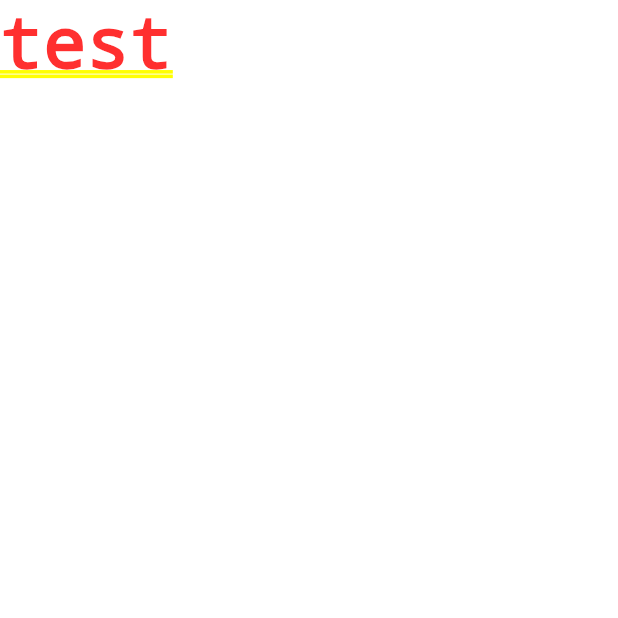
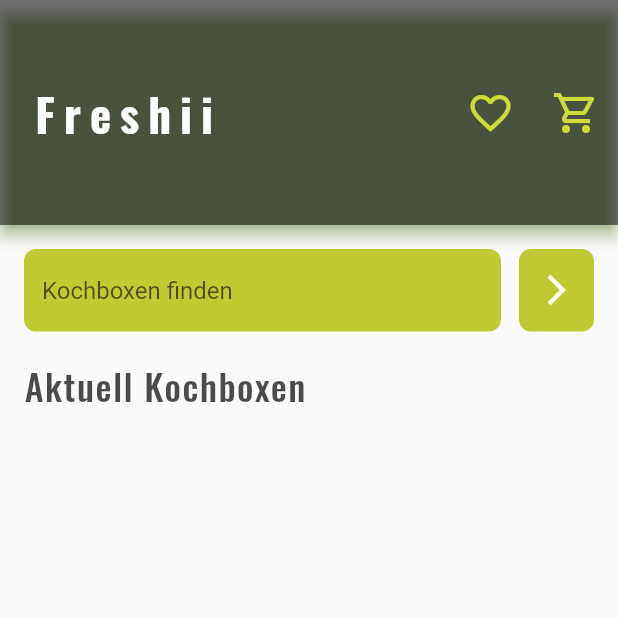
Before and after one commit to amd-afa/E-Commerce-Restaurant-App, a Flutter app: the screen it shows after launch, on a phone screen of 412 x 824 dp, the top half of it. Run offline on Flutter 3.47's test engine with Material 2 defaults, Android fonts, the phone set to English and light mode, and no system bars; our stand-ins replace auto_route, cloud_firestore, firebase_core, get_it, google_fonts; accounts and stored records are empty.

```diff
--- a/e_commerce_restaurant/lib/main.dart
+++ b/e_commerce_restaurant/lib/main.dart
@@ -1,23 +1,9 @@
+import 'package:e_commerce_restaurant/resturant_app.dart';
 import 'package:e_commerce_restaurant/services/firebase_services.dart';
 import 'package:flutter/material.dart';
 
 main() async {
+  WidgetsFlutterBinding.ensureInitialized();
   await initServices();
-  runApp(const MyApp());
+  runApp(const ResturantApp());
 }
-
-class MyApp extends StatelessWidget {
-  const MyApp({super.key});
-
-  // This widget is the root of your application.
-  @override
-  Widget build(BuildContext context) {
-    return MaterialApp(
-      title: 'Flutter Demo',
-      //color: Colors.blue,
-      home: Container(
-        child: Text('test'),
-      ),
-    );
-  }
-}
--- /dev/null
+++ b/e_commerce_restaurant/lib/resturant_app.dart
@@ -0,0 +1,45 @@
+import 'package:e_commerce_restaurant/utilities/text_style.dart';
+import 'package:flutter/material.dart';
+
+import 'router/app_router.dart';
+
+class ResturantApp extends StatefulWidget {
+  const ResturantApp({Key? key}) : super(key: key);
+
+  @override
+  State<ResturantApp> createState() => _ResturantAppState();
+}
+
+class _ResturantAppState extends State<ResturantApp> {
+  final _appRouter = AppRouter();
+
+  @override
+  Widget build(BuildContext context) {
+    return MaterialApp.router(
+      color: Colors.lightGreen,
+      theme: appTheme(),
+      debugShowCheckedModeBanner: false,
+      title: 'Resturant App',
+      routerDelegate: _appRouter.delegate(),
+      routeInformationParser: _appRouter.defaultRouteParser(),
+      // home: const HomeScreen(),
+    );
+  }
+
+  ThemeData appTheme() {
+    return ThemeData(
+      brightness: Brightness.light,
+      appBarTheme: AppBarTheme(
+        toolbarHeight: 150,
+        titleTextStyle: headLine1,
+        titleSpacing: 4.5,
+        shadowColor: Colors.lightGreen,
+        backgroundColor: Colors.black54,
+        actionsIconTheme: IconThemeData(
+          color: Colors.lime.shade500,
+          size: 32,
+        ),
+      ),
+    );
+  }
+}
--- /dev/null
+++ b/e_commerce_restaurant/lib/screens/home/components/body.dart
@@ -0,0 +1,79 @@
+import 'package:e_commerce_restaurant/utilities/text_style.dart';
+import 'package:flutter/material.dart';
+
+class HomeBody extends StatefulWidget {
+  const HomeBody({Key? key}) : super(key: key);
+
+  @override
+  State<HomeBody> createState() => _HomeBodyState();
+}
+
+class _HomeBodyState extends State<HomeBody> {
+  @override
+  Widget build(BuildContext context) {
+    return Padding(
+      padding: const EdgeInsets.symmetric(horizontal: 16),
+      child: Column(
+        crossAxisAlignment: CrossAxisAlignment.start,
+        children: <Widget>[
+          const SizedBox(height: 16),
+          Row(
+            children: <Widget>[
+              Expanded(
+                flex: 2,
+                child: Container(
+                  decoration: BoxDecoration(
+                    color: Colors.lime.shade600,
+                    shape: BoxShape.rectangle,
+                    borderRadius: const BorderRadius.all(
+                      Radius.circular(8),
+                    ),
+                  ),
+                  height: 55,
+                  child: Container(
+                    alignment: Alignment.center,
+                    padding: const EdgeInsets.only(left: 12),
+                    child: const TextField(
+                      decoration: InputDecoration(
+                        border: InputBorder.none,
+                        hintText: 'Kochboxen finden',
+                      ),
+                    ),
+                  ),
+                ),
+              ),
+              const SizedBox(width: 12),
+              InkWell(
+                onTap: () {
+                  //TODO
+                },
+                borderRadius: BorderRadius.circular(8),
+                child: Container(
+                  decoration: BoxDecoration(
+                    color: Colors.lime.shade600,
+                    shape: BoxShape.rectangle,
+                    borderRadius: const BorderRadius.all(
+                      Radius.circular(8),
+                    ),
+                  ),
+                  width: 50,
+                  height: 55,
+                  child: const Icon(
+                    Icons.arrow_forward_ios,
+                    color: Colors.white,
+                    size: 24,
+                  ),
+                ),
+              ),
+            ],
+          ),
+          const SizedBox(height: 18),
+          Text(
+            'Aktuell Kochboxen',
+            style: headLine2(),
+          ),
+        ],
+      ),
+    );
+  }
+}
--- /dev/null
+++ b/e_commerce_restaurant/lib/screens/home/home_screen.dart
@@ -0,0 +1,46 @@
+import 'package:e_commerce_restaurant/screens/home/components/body.dart';
+import 'package:flutter/material.dart';
+
+class HomeScreen extends StatefulWidget {
+  const HomeScreen({Key? key}) : super(key: key);
+
+  @override
+  State<HomeScreen> createState() => _HomeScreenState();
+}
+
+class _HomeScreenState extends State<HomeScreen> {
+  @override
+  Widget build(BuildContext context) {
+    return Scaffold(
+      appBar: appBar(),
+      body: const SingleChildScrollView(
+        child: SafeArea(child: HomeBody()),
+      ),
+    );
+  }
+
+  AppBar appBar() {
+    return AppBar(
+      title: const Padding(
+        padding: EdgeInsets.symmetric(horizontal: 16),
+        child: Text('Freshii'),
+      ),
+      actions: [
+        InkWell(
+          onTap: () {},
+          child: Container(
+            padding: const EdgeInsets.symmetric(horizontal: 13),
+            child: const Icon(Icons.favorite_border),
+          ),
+        ),
+        InkWell(
+          onTap: () {},
+          child: Container(
+            padding: const EdgeInsets.symmetric(horizontal: 12),
+            child: const Icon(Icons.shopping_cart_outlined),
+          ),
+        )
+      ],
+    );
+  }
+}
--- /dev/null
+++ b/e_commerce_restaurant/lib/utilities/text_style.dart
@@ -0,0 +1,38 @@
+import 'package:flutter/material.dart';
+import 'package:google_fonts/google_fonts.dart';
+
+TextStyle headLine1 = GoogleFonts.oswald(
+  letterSpacing: 6,
+  fontWeight: FontWeight.w700,
+  fontSize: 30,
+);
+
+TextStyle headLine2({
+  Color? color,
+}) =>
+    GoogleFonts.oswald(
+      letterSpacing: 1,
+      fontWeight: FontWeight.w500,
+      fontSize: 24,
+      color: color ?? Colors.black87.withOpacity(.7),
+    );
+
+TextStyle titleStyle({
+  Color? color,
+}) =>
+    GoogleFonts.oswald(
+      letterSpacing: 0,
+      fontWeight: FontWeight.w300,
+      fontSize: 24,
+      color: color ?? Colors.black87,
+    );
+
+TextStyle subtitleStyle({
+  Color? color,
+}) =>
+    GoogleFonts.oswald(
+      letterSpacing: 0,
+      fontWeight: FontWeight.w300,
+      fontSize: 19,
+      color: color ?? Colors.black87,
+    );
```
Also changed, not shown: e_commerce_restaurant/lib/models/metadata.dart (added, +15 -0 lines), e_commerce_restaurant/lib/models/products/product_data.dart (added, +24 -0 lines), e_commerce_restaurant/lib/models/products/products.dart (added, +26 -0 lines), e_commerce_restaurant/lib/router/app_router.dart (added, +16 -0 lines), e_commerce_restaurant/lib/screens/cart/cart_screen.dart (added, +15 -0 lines), e_commerce_restaurant/lib/screens/favorite/favorite_screen.dart (added, +15 -0 lines), e_commerce_restaurant/lib/screens/productdetails/product_details_screen.dart (added, +15 -0 lines), e_commerce_restaurant/lib/services/product_services.dart (+19 -11 lines), e_commerce_restaurant/lib/widgets/loading_widget.dart (added, +10 -0 lines), e_commerce_restaurant/lib/widgets/lottie_error_widget.dart (added, +10 -0 lines), e_commerce_restaurant/lib/widgets/successful_widget.dart (added, +10 -0 lines), e_commerce_restaurant/pubspec.yaml (+6 -1 lines), e_commerce_restaurant/lib/models/metadata.g.dart (added), e_commerce_restaurant/lib/models/products/product_data.g.dart (added), 3 more files, 2 other files.
